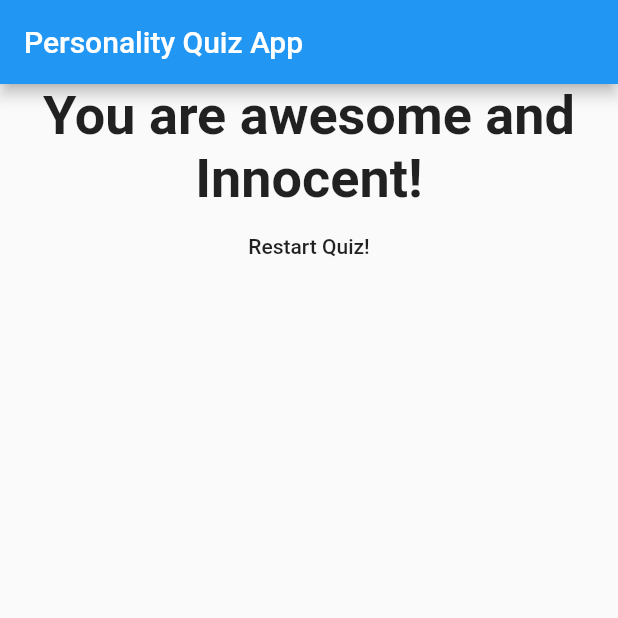
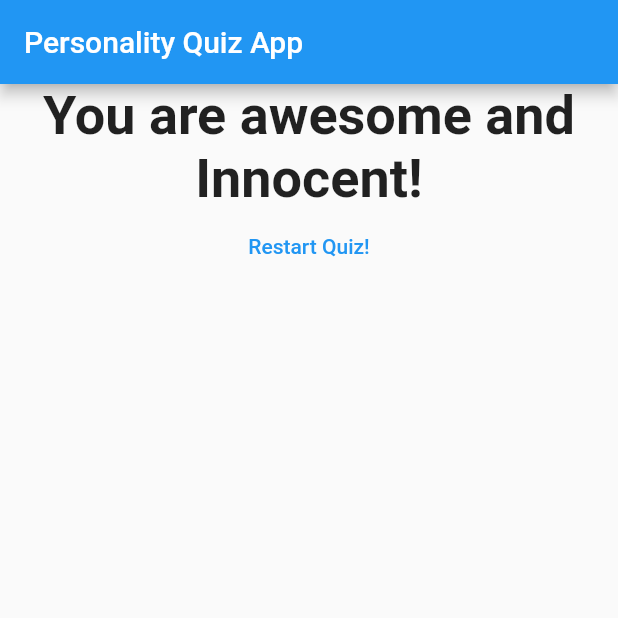
Before and after one commit to joneldominic/uc_quiz_app, a Flutter app: the screen it shows after launch, after a tap on "Black", after a tap on "Snake", after a tap on "Regis", on a phone screen of 412 x 824 dp, the top half of it. Run offline on Flutter 3.47's test engine with Material 2 defaults, Android fonts, the phone set to English and light mode, and no system bars.

Commit message:
54. Wrap up

```diff
--- a/lib/result.dart
+++ b/lib/result.dart
@@ -35,7 +35,11 @@ class Result extends StatelessWidget {
             ),
             textAlign: TextAlign.center,
           ),
-          FlatButton(onPressed: resetQuizHandler, child: Text("Restart Quiz!"))
+          FlatButton(
+            onPressed: resetQuizHandler,
+            child: Text("Restart Quiz!"),
+            textColor: Colors.blue,
+          )
         ],
       ),
     );
```
